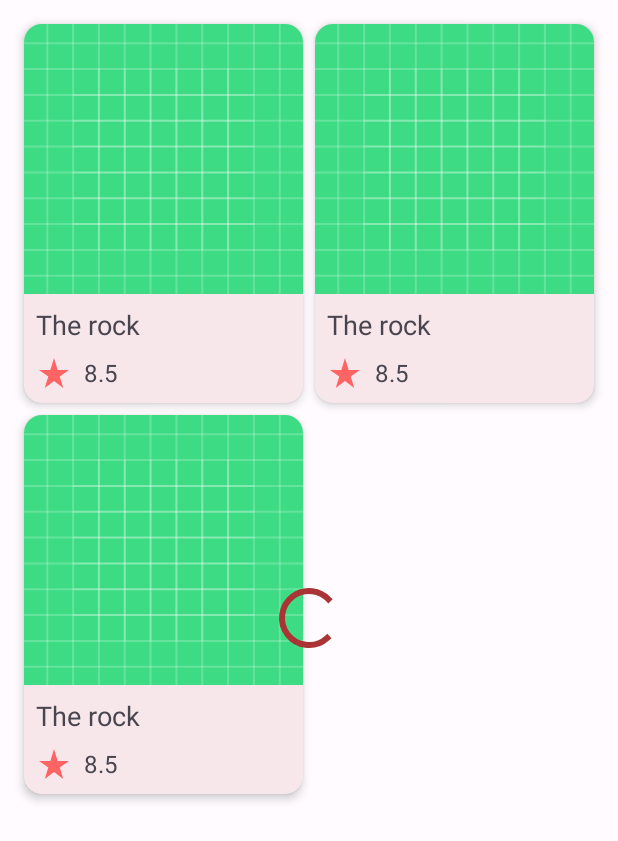
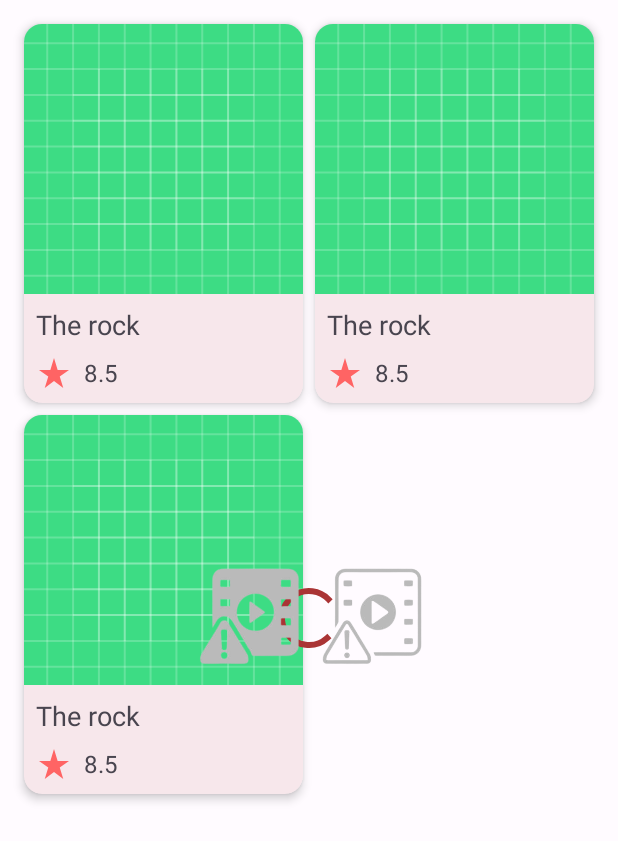
Before and after one commit to ahmednasserzaza/MovieHub, an Android app: the layout activity_main.xml on its own in the app's theme, with its tools: preview values and no code run, on a phone screen of 412 x 824 dp. Shown: the top 841 px of the screen. Run offline under Robolectric (Android 15) with nearby library versions, the phone set to English and light mode, and no system bars; network calls fail.

Commit message:
add placeholder for state error

```diff
--- a/app/src/main/java/com/fighter/moviehub/data/repositories/MovieRepository.kt
+++ b/app/src/main/java/com/fighter/moviehub/data/repositories/MovieRepository.kt
@@ -9,11 +9,11 @@ import retrofit2.Response
 
 class MovieRepository {
     fun getPopularMovies(): Observable<State<PopularMoviesResponse?>> {
-        return wrapWithObservable { API.movieService.getPopularMovies(BuildConfig.API_KEY) }
+        return wrapWithObservable(API.movieService.getPopularMovies(BuildConfig.API_KEY))
     }
 
-    private fun <T> wrapWithObservable(function: () -> Observable<Response<T>>): Observable<State<T?>> {
-        return function.invoke()
+    private fun <T> wrapWithObservable(response: Observable<Response<T>>): Observable<State<T?>> {
+        return response
             .map {
                 if (it.isSuccessful) {
                     State.Success(it.body())
--- a/app/src/main/res/layout/activity_main.xml
+++ b/app/src/main/res/layout/activity_main.xml
@@ -44,8 +44,9 @@
 
         <com.google.android.material.imageview.ShapeableImageView
             android:id="@+id/image_error"
-            android:layout_width="80dp"
-            android:layout_height="80dp"
+            android:layout_width="180dp"
+            android:layout_height="180dp"
+            app:srcCompat="@drawable/movie_error"
             app:layout_constraintBottom_toBottomOf="parent"
             app:layout_constraintEnd_toEndOf="parent"
             app:layout_constraintStart_toStartOf="parent"
```
